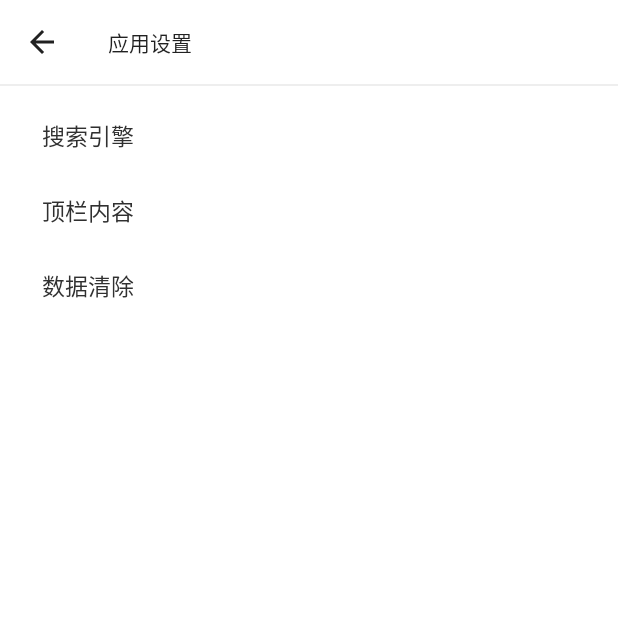
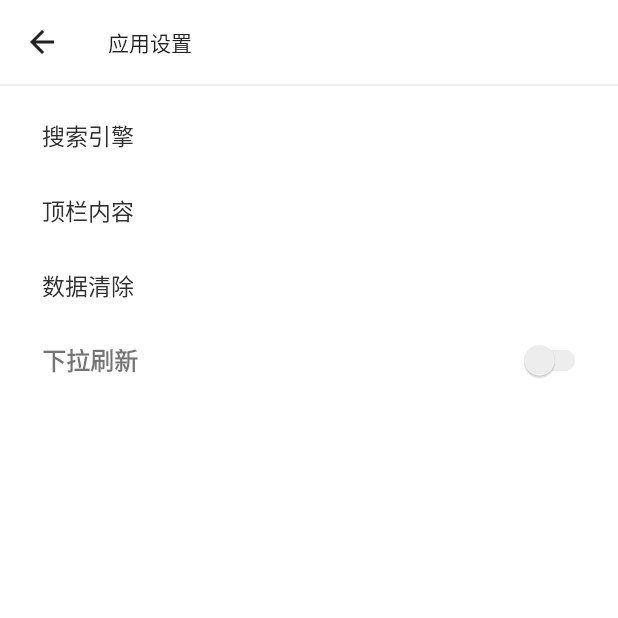
Before and after one commit to zhanghenghai/webbrowser, an Android app: the SettingActivity screen opened directly, with no data from a screen before it, on a phone screen of 412 x 824 dp, the top half of it. Run offline under Robolectric (Android 15) with nearby library versions, the phone set to English and light mode, and no system bars.

Commit message:
添加新功能

```diff
--- a/app/src/main/AndroidManifest.xml
+++ b/app/src/main/AndroidManifest.xml
@@ -117,7 +117,7 @@
         <activity
             android:name=".more.SettingActivity"
             android:label="软件设置"
-            android:theme="@style/Theme.one.NoActionBar" />
+            android:theme="@style/BaseTheme" />
         <activity
             android:name=".activity.SysFanActivity"
             android:exported="false"
--- a/app/src/main/java/com/one/browser/dialog/CertificateDialog.java
+++ b/app/src/main/java/com/one/browser/dialog/CertificateDialog.java
@@ -10,11 +10,8 @@ import android.widget.TextView;
 
 import com.one.browser.R;
 
+
 /**
- * 作者 Aaron Zhao
- * 时间 2015/9/16 11:21
- * 名称 CustomDialog.java 描述
- *
  * @author 18517
  */
 public class CertificateDialog extends Dialog {
--- /dev/null
+++ b/app/src/main/res/drawable/checkbox_checked.xml
@@ -0,0 +1,4 @@
+<shape xmlns:android="http://schemas.android.com/apk/res/android">
+    <solid android:color="#82B1FF"/> <!-- 选中时的背景颜色 -->
+    <corners android:radius="50dp"/> <!-- 圆角半径，设置为正方形宽度的一半 -->
+</shape>
--- /dev/null
+++ b/app/src/main/res/drawable/checkbox_round.xml
@@ -0,0 +1,4 @@
+<selector xmlns:android="http://schemas.android.com/apk/res/android">
+    <item android:drawable="@drawable/checkbox_checked" android:state_checked="true"/>
+    <item android:drawable="@drawable/checkbox_unchecked"/>
+</selector>
--- /dev/null
+++ b/app/src/main/res/drawable/checkbox_unchecked.xml
@@ -0,0 +1,4 @@
+<shape xmlns:android="http://schemas.android.com/apk/res/android">
+    <stroke android:color="#C4C1C1" android:width="2dp"/> <!-- 未选中时的边框颜色和宽度 -->
+    <corners android:radius="50dp"/> <!-- 圆角半径，设置为正方形宽度的一半 -->
+</shape>
--- a/app/src/main/res/layout/activity_setting.xml
+++ b/app/src/main/res/layout/activity_setting.xml
@@ -6,7 +6,6 @@
     android:layout_height="match_parent"
     android:orientation="vertical"
     tools:context=".more.SettingActivity">
-
 
     <com.google.android.material.appbar.AppBarLayout
         android:layout_width="match_parent"
@@ -39,62 +38,88 @@
     <LinearLayout
         android:layout_width="match_parent"
         android:layout_height="match_parent"
-        android:padding="8dp"
-        android:orientation="vertical">
+        android:orientation="vertical"
+        android:padding="8dp">
 
         <LinearLayout
             android:id="@+id/setting_search"
             android:layout_width="match_parent"
             android:layout_height="50dp"
-            android:padding="10dp"
             android:gravity="center_vertical"
-            android:orientation="horizontal">
+            android:orientation="horizontal"
+            android:padding="10dp">
 
             <TextView
                 android:layout_width="0dp"
                 android:layout_height="match_parent"
+                android:layout_marginStart="10dp"
                 android:layout_weight="1"
                 android:gravity="center_vertical"
-                android:layout_marginStart="10dp"
-                android:textSize="15sp"
                 android:text="搜索引擎"
-                android:textColor="@color/blackColorBackground">
-            </TextView>
+                android:textColor="@color/blackColorBackground"
+                android:textSize="15sp" />
         </LinearLayout>
+
         <LinearLayout
             android:id="@+id/setting_top_rail"
             android:layout_width="match_parent"
             android:layout_height="50dp"
-            android:padding="10dp"
             android:gravity="center_vertical"
-            android:orientation="horizontal">
+            android:orientation="horizontal"
+            android:padding="10dp">
+
             <TextView
                 android:layout_width="0dp"
                 android:layout_height="match_parent"
+                android:layout_marginStart="10dp"
                 android:layout_weight="1"
                 android:gravity="center_vertical"
+                android:text="顶栏内容"
+                android:textColor="@color/blackColorBackground"
+                android:textSize="15sp" />
+        </LinearLayout>
+
+        <LinearLayout
+            android:id="@+id/setting_data_clear"
+            android:layout_width="match_parent"
+            android:layout_height="50dp"
+            android:gravity="center_vertical"
+            android:orientation="horizontal"
+            android:padding="10dp">
+
+            <TextView
+                android:layout_width="0dp"
+                android:layout_height="match_parent"
                 android:layout_marginStart="10dp"
-                android:textSize="15sp"
-                android:text="顶栏内容"
-                android:textColor="@color/blackColorBackground">
-            </TextView>
+                android:layout_weight="1"
+                android:gravity="center_vertical"
+                android:text="数据清除"
+                android:textColor="@color/blackColorBackground"
+                android:textSize="15sp" />
         </LinearLayout>
+
         <LinearLayout
             android:layout_width="match_parent"
             android:layout_height="50dp"
-            android:padding="10dp"
             android:gravity="center_vertical"
-            android:orientation="horizontal">
+            android:orientation="horizontal"
+            android:padding="10dp">
+
             <TextView
                 android:layout_width="0dp"
                 android:layout_height="match_parent"
+                android:layout_marginStart="10dp"
                 android:layout_weight="1"
-                android:gravity="center_vertical"
-                android:layout_marginStart="10dp"
-                android:textSize="15sp"
-                android:text="数据清除"
-                android:textColor="@color/blackColorBackground">
-            </TextView>
+                android:gravity="start|center_vertical"
+                android:text="@string/pull_to_refresh"
+                android:textSize="16sp"
+                android:textStyle="bold" />
+
+            <androidx.appcompat.widget.SwitchCompat
+                android:layout_width="wrap_content"
+                android:layout_height="wrap_content"
+                android:theme="@style/SCBSwitch" />
+
         </LinearLayout>
     </LinearLayout>
 
--- a/app/src/main/res/values/strings.xml
+++ b/app/src/main/res/values/strings.xml
@@ -15,6 +15,7 @@
     <string name="search_certificate">搜索证件</string>
     <string name="certificate_name">输入证件照名称</string>
     <string name="BG_PATH_DEFAULT">image_matting/images/bg.jpg</string>
+    <string name="pull_to_refresh">下拉刷新</string>
 
     <style name="dialogTheme" parent="@android:style/Theme.Dialog">
         <item name="android:windowFrame">@null</item>
@@ -90,4 +91,6 @@
     <string name="image_size">图片质量：</string>
     <string name="save">保存</string>
     <string name="x">x</string>
+    <string name="multiple_cancel">取消</string>
+    <string name="multiple_confirm">确定</string>
 </resources>
--- a/app/src/main/res/values/styles.xml
+++ b/app/src/main/res/values/styles.xml
@@ -157,4 +157,5 @@
 
 
 
+
 </resources>
```
Also changed, not shown: app/src/main/java/com/one/browser/dialog/MultipleListDialog.java (added, +126 -0 lines), app/src/main/java/com/one/browser/more/SettingActivity.java (+38 -0 lines), app/src/main/res/layout/dialog_multiple_list.xml (added, +54 -0 lines), app/src/main/res/layout/list_item_multiple_layout.xml (added, +23 -0 lines).
